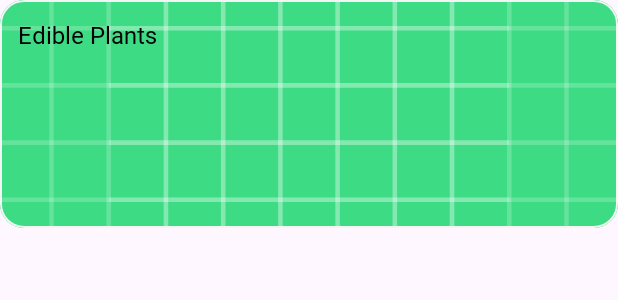
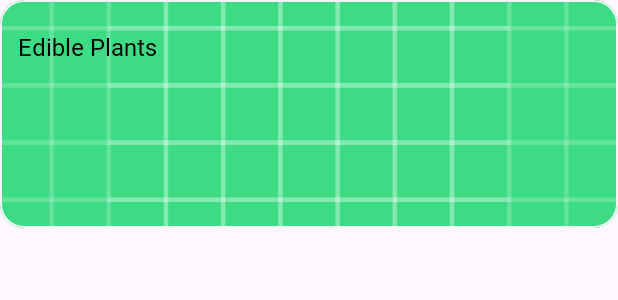
Before and after one commit to yasarkrmtc/PlantApp_Hubx, an Android app: the layout categories_item.xml on its own in the app's theme, with its tools: preview values and no code run, on a phone screen of 412 x 824 dp. Shown: the top 300 px of the screen. Run offline under Robolectric (Android 15) with nearby library versions, the phone set to English and light mode, and no system bars.

Commit message:
final touches were made

```diff
--- a/app/src/main/java/com/plantapphubx/ui/onboardings/OnboardingActivity.kt
+++ b/app/src/main/java/com/plantapphubx/ui/onboardings/OnboardingActivity.kt
@@ -4,7 +4,6 @@ import android.content.Context
 import android.content.Intent
 import android.content.SharedPreferences
 import android.os.Bundle
-import android.view.WindowManager
 import androidx.activity.enableEdgeToEdge
 import androidx.appcompat.app.AppCompatActivity
 import com.plantapphubx.databinding.ActivityOnboardingBinding
@@ -53,6 +52,4 @@ class OnboardingActivity : AppCompatActivity() {
     }
 
     private fun startOnboardingFlow() {}
-
-
 }
--- a/app/src/main/java/com/plantapphubx/ui/paywall/PaywallActivity.kt
+++ b/app/src/main/java/com/plantapphubx/ui/paywall/PaywallActivity.kt
@@ -4,7 +4,6 @@ import android.content.Context
 import android.content.Intent
 import android.graphics.Color
 import android.os.Bundle
-import android.view.WindowManager
 import android.widget.Toast
 import androidx.activity.SystemBarStyle
 import androidx.activity.enableEdgeToEdge
--- a/app/src/main/res/layout/activity_main.xml
+++ b/app/src/main/res/layout/activity_main.xml
@@ -22,7 +22,7 @@
     <View
         android:layout_width="wrap_content"
         android:layout_height="@dimen/oneDp"
-        android:background="#F4F6F6"
+        android:background="@color/bottom_nav_background"
         app:layout_constraintBottom_toBottomOf="@+id/fragmentContainerView"
         app:layout_constraintEnd_toEndOf="parent"
         app:layout_constraintStart_toStartOf="parent"/>
--- a/app/src/main/res/layout/activity_onboarding.xml
+++ b/app/src/main/res/layout/activity_onboarding.xml
@@ -6,12 +6,11 @@
     android:layout_height="match_parent"
     tools:context=".ui.onboardings.OnboardingActivity">
 
-
     <androidx.fragment.app.FragmentContainerView
         android:id="@+id/fragmentContainerView"
         android:name="androidx.navigation.fragment.NavHostFragment"
         android:layout_width="match_parent"
-        android:layout_height="0dp"
+        android:layout_height="@dimen/size0"
         android:background="@color/white"
         app:defaultNavHost="true"
         app:layout_constraintBottom_toBottomOf="parent"
@@ -19,6 +18,4 @@
         app:layout_constraintStart_toStartOf="parent"
         app:layout_constraintTop_toTopOf="parent"
         app:navGraph="@navigation/nav_onboarding" />
-
-
 </androidx.constraintlayout.widget.ConstraintLayout>
--- a/app/src/main/res/layout/categories_item.xml
+++ b/app/src/main/res/layout/categories_item.xml
@@ -7,25 +7,25 @@
     <com.google.android.material.card.MaterialCardView
         android:layout_width="match_parent"
         android:layout_height="match_parent"
-        android:elevation="0dp"
+        android:elevation="@dimen/size0"
         app:cardCornerRadius="@dimen/size8"
-        app:cardElevation="0dp"
+        app:cardElevation="@dimen/size0"
         app:layout_constraintBottom_toBottomOf="parent"
         app:layout_constraintEnd_toEndOf="parent"
         app:layout_constraintStart_toStartOf="parent"
         app:layout_constraintTop_toTopOf="parent"
-        app:strokeColor="#F4F6F6">
+        app:strokeColor="@color/bottom_nav_background">
 
         <androidx.constraintlayout.widget.ConstraintLayout
             android:layout_width="match_parent"
-            android:layout_height="152dp"
+            android:layout_height="@dimen/dp152"
             android:background="@color/white"
             android:clipToPadding="false">
 
             <ImageView
                 android:id="@+id/categoriesImageView"
                 android:layout_width="match_parent"
-                android:layout_height="152dp"
+                android:layout_height="@dimen/dp152"
                 android:clipToOutline="true"
                 android:scaleType="centerCrop"
                 android:src="@drawable/ic_launcher_background"
@@ -35,18 +35,18 @@
 
             <TextView
                 android:id="@+id/categoriesText"
-                android:layout_width="0dp"
+                android:layout_width="@dimen/size0"
                 android:layout_height="wrap_content"
                 android:maxLines="3"
                 android:layout_marginStart="@dimen/size6"
-                android:layout_marginTop="@dimen/size6"
+                android:layout_marginTop="@dimen/size10"
                 android:fontFamily="@font/roboto"
                 android:text="@string/edible_plants"
                 android:textColor="@color/black"
                 android:textSize="@dimen/font_size_16"
                 app:layout_constraintStart_toStartOf="parent"
                 app:layout_constraintTop_toTopOf="parent"
-                app:layout_constraintWidth_percent="0.5" />
+                app:layout_constraintWidth_percent="0.6" />
         </androidx.constraintlayout.widget.ConstraintLayout>
     </com.google.android.material.card.MaterialCardView>
 </androidx.constraintlayout.widget.ConstraintLayout>
--- a/app/src/main/res/layout/fragment_first_onboarding.xml
+++ b/app/src/main/res/layout/fragment_first_onboarding.xml
@@ -62,6 +62,7 @@
             android:layout_height="wrap_content"
             android:gravity="center"
             android:paddingVertical="@dimen/size9"
+            android:fontFamily="@font/roboto"
             android:text="@string/_continue"
             android:textColor="@android:color/white"
             android:textSize="@dimen/font_size_16"
--- a/app/src/main/res/values/colors.xml
+++ b/app/src/main/res/values/colors.xml
@@ -7,16 +7,18 @@
     <color name="semi_transparent_gray_green">#B3597165</color>
     <color name="onboarding_button">#28AF6E</color>
     <color name="paywall_background_color">#0E1E16</color>
-
     <color name="selected_background">#28AF6E</color>
     <color name="selected_border">#28AF6E</color>
     <color name="selected_radio_color">#28AF6E</color>
-
     <color name="unselected_background">#05FFFFFF</color>
     <color name="unselected_border">#4DFFFFFF</color>
     <color name="unselected_radio_color">#4DFFFFFF</color>
+    <color name="hi_plant_lover_color">#13231B</color>
+    <color name="bottom_nav_background">#F4F6F6</color>
+    <color name="paywall_item_background">#12FFFFFF</color>
 
-    <color name="hi_plant_lover_color">#13231B</color>
+
+
 
 
 
--- a/app/src/main/res/values/dimens.xml
+++ b/app/src/main/res/values/dimens.xml
@@ -52,6 +52,10 @@
     <dimen name="size60">120dp</dimen>
     <dimen name="size130">260dp</dimen>
 
+    <dimen name="dp152">152dp</dimen>
+    <dimen name="dp465">465dp</dimen>
+
+
 
     <dimen name="font_size_9">9sp</dimen>
     <dimen name="font_size_10">10sp</dimen>
@@ -70,4 +74,6 @@
 
 
 
+
+
 </resources>
```
Also changed, not shown: app/src/main/java/com/plantapphubx/ui/MainActivity.kt (+0 -11 lines), app/src/main/java/com/plantapphubx/ui/diagnose/DiagnoseFragment.kt (+0 -9 lines), app/src/main/java/com/plantapphubx/ui/home/HomeFragment.kt (+0 -14 lines), app/src/main/java/com/plantapphubx/ui/mygarden/MyGardenFragment.kt (+0 -9 lines), app/src/main/java/com/plantapphubx/ui/profile/ProfileFragment.kt (+0 -9 lines), app/src/main/res/layout/activity_paywall.xml (+6 -9 lines), app/src/main/res/layout/fragment_get_started.xml (+3 -4 lines), app/src/main/res/layout/fragment_home.xml (+7 -8 lines), app/src/main/res/layout/fragment_second_onboarding.xml (+3 -4 lines).
